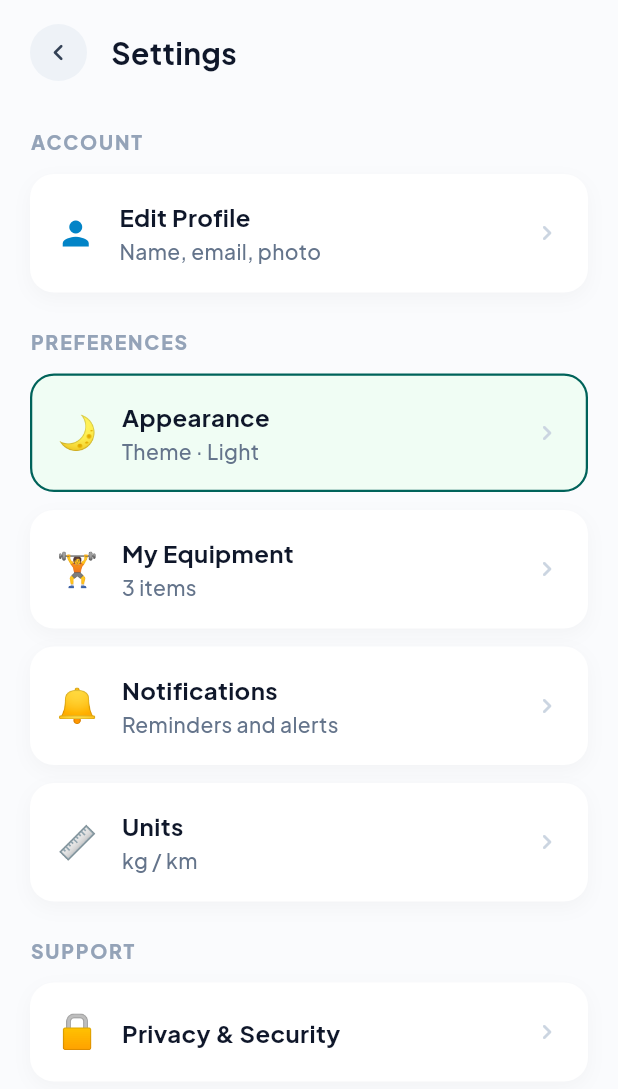
After one commit to thaveeshatk/Fitness-App, a Flutter app: the ProfilePreferencesScreen screen opened by its route, after a tap on the "settings" icon, on a phone screen of 412 x 824 dp. The commit adds this screen. Shown: the top 1089 px of the screen. Run offline on Flutter 3.47's test engine with Material 3 defaults, Android fonts, the phone set to English and light mode, and no system bars; our stand-ins replace cloud_firestore, firebase_auth, firebase_core, google_fonts; accounts and stored records are empty; network calls fail.

Commit message:
feat: add profile preferences and settings screens with user customization options

```diff
--- a/lib/features/profile/presentation/screens/profile_preferences_screen.dart
+++ b/lib/features/profile/presentation/screens/profile_preferences_screen.dart
@@ -8,6 +8,7 @@ import '../../../auth/data/services/auth_service.dart';
 import '../../data/models/profile_model.dart';
 import '../../data/services/profile_service.dart';
 import '../widgets/profile_photo_picker_dialog.dart';
+import 'settings_screen.dart';
 
 /// Screen for viewing and updating user fitness profile & preferences.
 /// Matches the provided wireframe pixel-for-pixel.
@@ -263,7 +264,14 @@ class _ProfilePreferencesScreenState extends State<ProfilePreferencesScreen> {
         ),
         const Spacer(),
         // Settings icon
-        Container(
+        GestureDetector(
+          onTap: () {
+            Navigator.push(
+              context,
+              MaterialPageRoute(builder: (context) => const SettingsScreen()),
+            );
+          },
+          child: Container(
             width: 36,
             height: 36,
             alignment: Alignment.center,
@@ -271,6 +279,7 @@ class _ProfilePreferencesScreenState extends State<ProfilePreferencesScreen> {
               Icons.settings_outlined,
               color: Color(0xFF334155),
               size: 24,
+            ),
           ),
         ),
         const SizedBox(width: 4),
--- /dev/null
+++ b/lib/features/profile/presentation/screens/settings_screen.dart
@@ -0,0 +1,180 @@
+import 'package:flutter/material.dart';
+import 'package:google_fonts/google_fonts.dart';
+
+class SettingsScreen extends StatelessWidget {
+  const SettingsScreen({super.key});
+
+  @override
+  Widget build(BuildContext context) {
+    return Scaffold(
+      backgroundColor: const Color(0xFFFAFBFD),
+      body: SafeArea(
+        bottom: false,
+        child: SingleChildScrollView(
+          physics: const BouncingScrollPhysics(),
+          padding: const EdgeInsets.symmetric(horizontal: 20, vertical: 16),
+          child: Column(
+            crossAxisAlignment: CrossAxisAlignment.start,
+            children: [
+              _buildHeader(context),
+              const SizedBox(height: 32),
+              _buildSectionHeader('ACCOUNT'),
+              const SizedBox(height: 12),
+              _buildSettingsCard(
+                iconWidget: const Icon(Icons.person, color: Color(0xFF0284C7), size: 26),
+                title: 'Edit Profile',
+                subtitle: 'Name, email, photo',
+                onTap: () {},
+              ),
+              const SizedBox(height: 24),
+              _buildSectionHeader('PREFERENCES'),
+              const SizedBox(height: 12),
+              _buildSettingsCard(
+                iconWidget: const Text('🌙', style: TextStyle(fontSize: 22)),
+                title: 'Appearance',
+                subtitle: 'Theme · Light',
+                isSelected: true,
+                onTap: () {},
+              ),
+              const SizedBox(height: 12),
+              _buildSettingsCard(
+                iconWidget: const Text('🏋️', style: TextStyle(fontSize: 22)),
+                title: 'My Equipment',
+                subtitle: '3 items',
+                onTap: () {},
+              ),
+              const SizedBox(height: 12),
+              _buildSettingsCard(
+                iconWidget: const Text('🔔', style: TextStyle(fontSize: 22)),
+                title: 'Notifications',
+                subtitle: 'Reminders and alerts',
+                onTap: () {},
+              ),
+              const SizedBox(height: 12),
+              _buildSettingsCard(
+                iconWidget: const Text('📏', style: TextStyle(fontSize: 22)),
+                title: 'Units',
+                subtitle: 'kg / km',
+                onTap: () {},
+              ),
+              const SizedBox(height: 24),
+              _buildSectionHeader('SUPPORT'),
+              const SizedBox(height: 12),
+              _buildSettingsCard(
+                iconWidget: const Text('🔒', style: TextStyle(fontSize: 22)),
+                title: 'Privacy & Security',
+                onTap: () {},
+              ),
+              const SizedBox(height: 32),
+            ],
+          ),
+        ),
+      ),
+    );
+  }
+
+  Widget _buildHeader(BuildContext context) {
+    return Row(
+      children: [
+        GestureDetector(
+          onTap: () => Navigator.pop(context),
+          child: Container(
+            width: 38,
+            height: 38,
+            decoration: const BoxDecoration(
+              color: Color(0xFFEEF2F7),
+              shape: BoxShape.circle,
+            ),
+            child: const Center(
+              child: Icon(Icons.chevron_left_rounded, color: Color(0xFF334155), size: 22),
+            ),
+          ),
+        ),
+        const SizedBox(width: 16),
+        Text(
+          'Settings',
+          style: GoogleFonts.plusJakartaSans(
+            fontSize: 20,
+            fontWeight: FontWeight.w700,
+            color: const Color(0xFF0F172A),
+          ),
+        ),
+      ],
+    );
+  }
+
+  Widget _buildSectionHeader(String title) {
+    return Text(
+      title,
+      style: GoogleFonts.plusJakartaSans(
+        fontSize: 13,
+        fontWeight: FontWeight.w800,
+        color: const Color(0xFF94A3B8),
+        letterSpacing: 1.2,
+      ),
+    );
+  }
+
+  Widget _buildSettingsCard({
+    required Widget iconWidget,
+    required String title,
+    String? subtitle,
+    bool isSelected = false,
+    required VoidCallback onTap,
+  }) {
+    return GestureDetector(
+      onTap: onTap,
+      child: Container(
+        padding: const EdgeInsets.symmetric(horizontal: 16, vertical: 16),
+        decoration: BoxDecoration(
+          color: isSelected ? const Color(0xFFF0FDF4) : Colors.white,
+          borderRadius: BorderRadius.circular(16),
+          border: isSelected
+              ? Border.all(color: const Color(0xFF00635A), width: 1.5)
+              : Border.all(color: Colors.transparent, width: 1.5),
+          boxShadow: [
+            if (!isSelected)
+              BoxShadow(
+                color: Colors.black.withOpacity(0.03),
+                blurRadius: 10,
+                offset: const Offset(0, 4),
+              ),
+          ],
+        ),
+        child: Row(
+          children: [
+            iconWidget,
+            const SizedBox(width: 16),
+            Expanded(
+              child: Column(
+                crossAxisAlignment: CrossAxisAlignment.start,
+                children: [
+                  Text(
+                    title,
+                    style: GoogleFonts.plusJakartaSans(
+                      fontSize: 16,
+                      fontWeight: FontWeight.w700,
+                      color: const Color(0xFF0F172A),
+                    ),
+                  ),
+                  if (subtitle != null) ...[
+                    const SizedBox(height: 2),
+                    Text(
+                      subtitle,
+                      style: GoogleFonts.plusJakartaSans(
+                        fontSize: 14,
+                        fontWeight: FontWeight.w500,
+                        color: const Color(0xFF64748B),
+                      ),
+                    ),
+                  ],
+                ],
+              ),
+            ),
+            const Icon(Icons.chevron_right_rounded, color: Color(0xFFCBD5E1), size: 20),
+          ],
+        ),
+      ),
+    );
+  }
+}
```
Also changed, not shown: 1 other file. Lines whose indentation alone changed are shown as unchanged.
